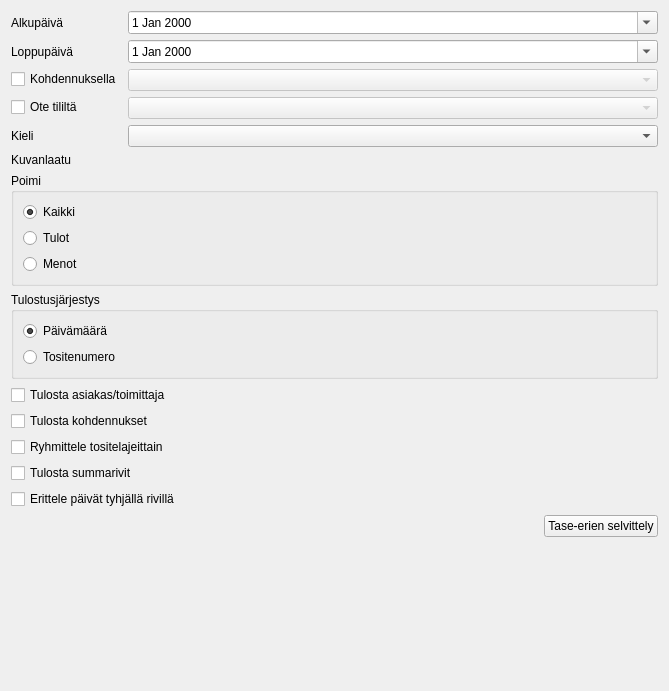
Old version of the form kitsas/raportti/paivakirja.ui in the repository artoh/kitupiikki.
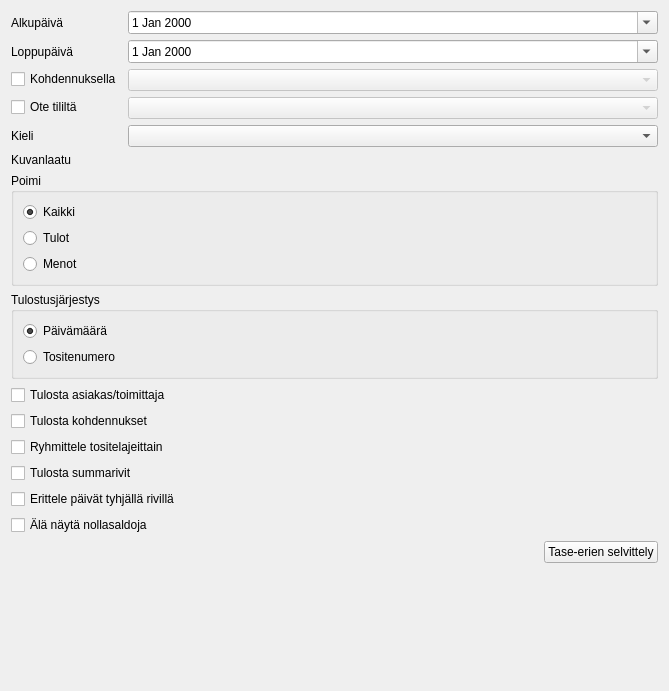
New version of the form. Icons and pictures are not drawn. Custom widgets are drawn as their Qt base class.

The edit to the form file:
```diff
--- a/kitsas/raportti/paivakirja.ui
+++ b/kitsas/raportti/paivakirja.ui
@@ -238,6 +238,17 @@
      </property>
     </widget>
    </item>
+   <item>
+    <widget class="QCheckBox" name="piilotaNollaCheck">
+     <property name="text">
+      <string>Älä näytä nollasaldoja</string>
+     </property>
+     <property name="icon">
+      <iconset resource="../pic/pic.qrc">
+       <normaloff>:/pic/sulje.png</normaloff>:/pic/sulje.png</iconset>
+     </property>
+    </widget>
+   </item>
    <item>
     <layout class="QHBoxLayout" name="horizontalLayout">
      <item>
```
